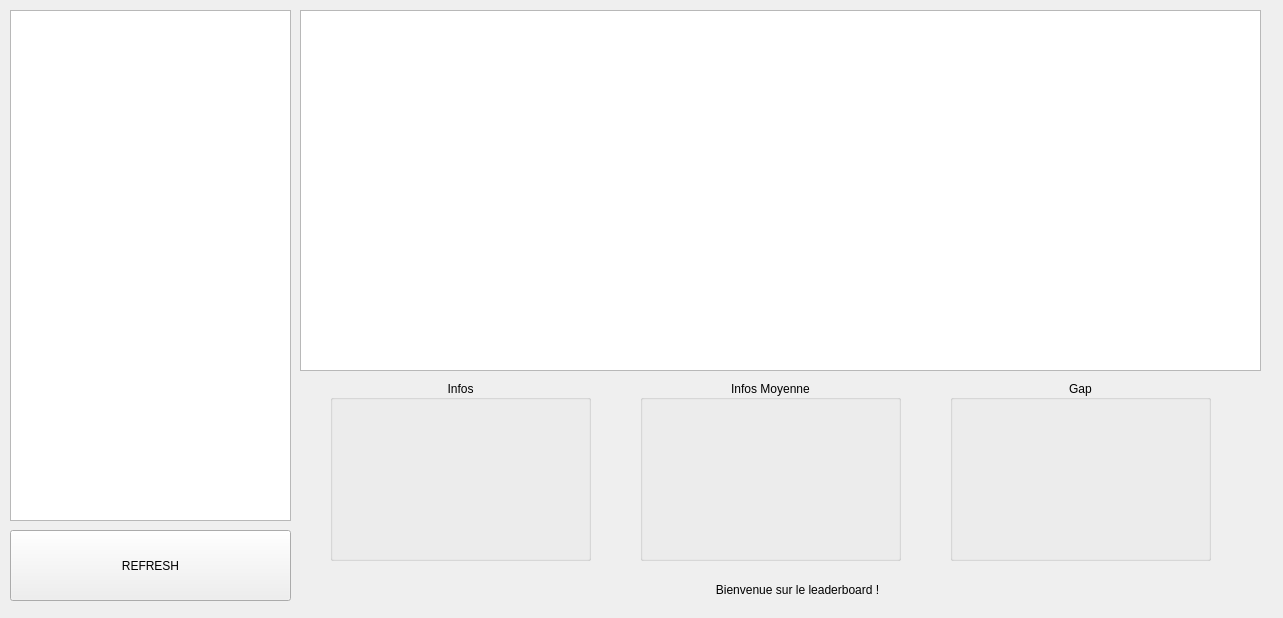
darkruss48/Polar, file classement.ui: the form before one commit.
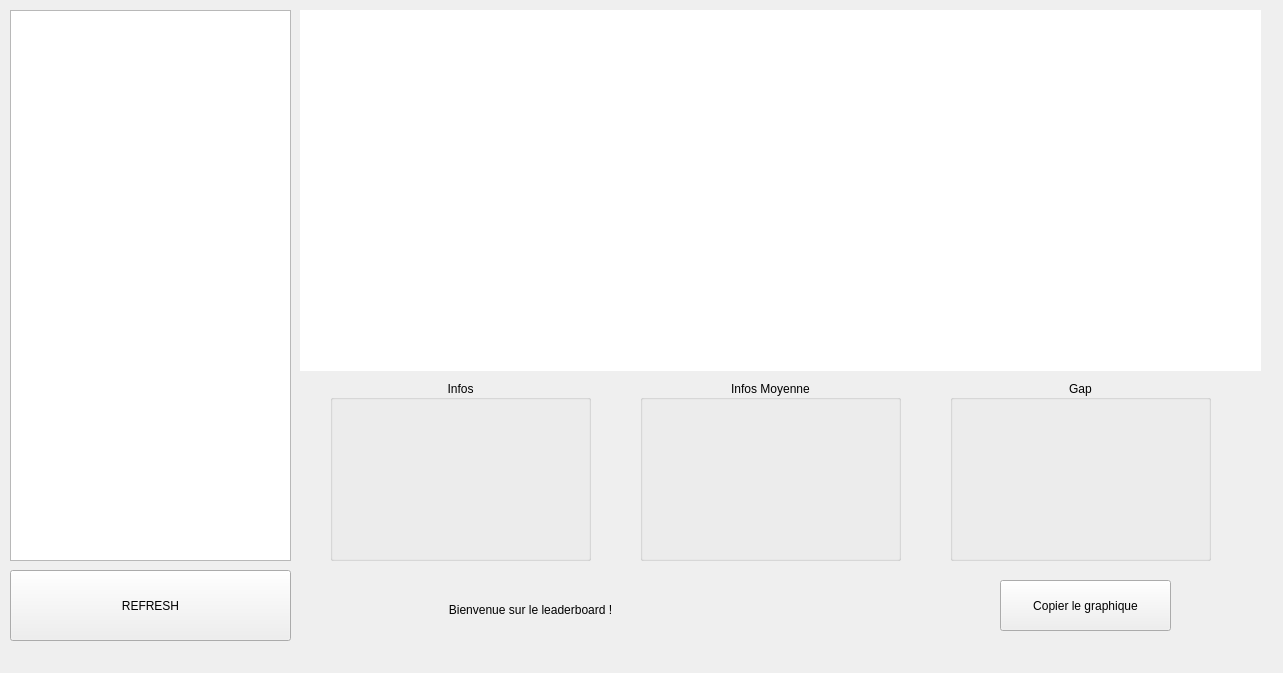
The form after the commit.

Commit message: Enabled ckeckbox to see the current goal set on the graph ; graphs are now copiable by pressing Control+C

The edit to the form file:
```diff
--- a/classement.ui
+++ b/classement.ui
@@ -7,7 +7,7 @@
     <x>0</x>
     <y>0</y>
     <width>1283</width>
-    <height>618</height>
+    <height>673</height>
    </rect>
   </property>
   <property name="windowTitle">
@@ -28,6 +28,15 @@
      <verstretch>0</verstretch>
     </sizepolicy>
    </property>
+   <property name="autoFillBackground">
+    <bool>false</bool>
+   </property>
+   <property name="frameShape">
+    <enum>QFrame::Shape::NoFrame</enum>
+   </property>
+   <property name="styleSheet">
+    <string notr="true">border: 0;</string>
+   </property>
   </widget>
   <widget class="QGroupBox" name="group_infos">
    <property name="geometry">
@@ -248,7 +257,7 @@
      <x>10</x>
      <y>10</y>
      <width>281</width>
-     <height>511</height>
+     <height>551</height>
     </rect>
    </property>
    <property name="alternatingRowColors">
@@ -262,7 +271,7 @@
    <property name="geometry">
     <rect>
      <x>10</x>
-     <y>530</y>
+     <y>570</y>
      <width>281</width>
      <height>71</height>
     </rect>
@@ -274,8 +283,8 @@
   <widget class="QLabel" name="labelDynamic">
    <property name="geometry">
     <rect>
-     <x>647</x>
-     <y>580</y>
+     <x>380</x>
+     <y>600</y>
      <width>301</width>
      <height>20</height>
     </rect>
@@ -287,6 +296,35 @@
     <set>Qt::AlignmentFlag::AlignCenter</set>
    </property>
   </widget>
+  <widget class="QLabel" name="confirm_copy">
+   <property name="geometry">
+    <rect>
+     <x>770</x>
+     <y>600</y>
+     <width>151</width>
+     <height>31</height>
+    </rect>
+   </property>
+   <property name="text">
+    <string/>
+   </property>
+   <property name="alignment">
+    <set>Qt::AlignmentFlag::AlignCenter</set>
+   </property>
+  </widget>
+  <widget class="QPushButton" name="copy_graph">
+   <property name="geometry">
+    <rect>
+     <x>1000</x>
+     <y>580</y>
+     <width>171</width>
+     <height>51</height>
+    </rect>
+   </property>
+   <property name="text">
+    <string>Copier le graphique</string>
+   </property>
+  </widget>
  </widget>
  <resources/>
  <connections/>
```
The commit also changes 8 other files.
